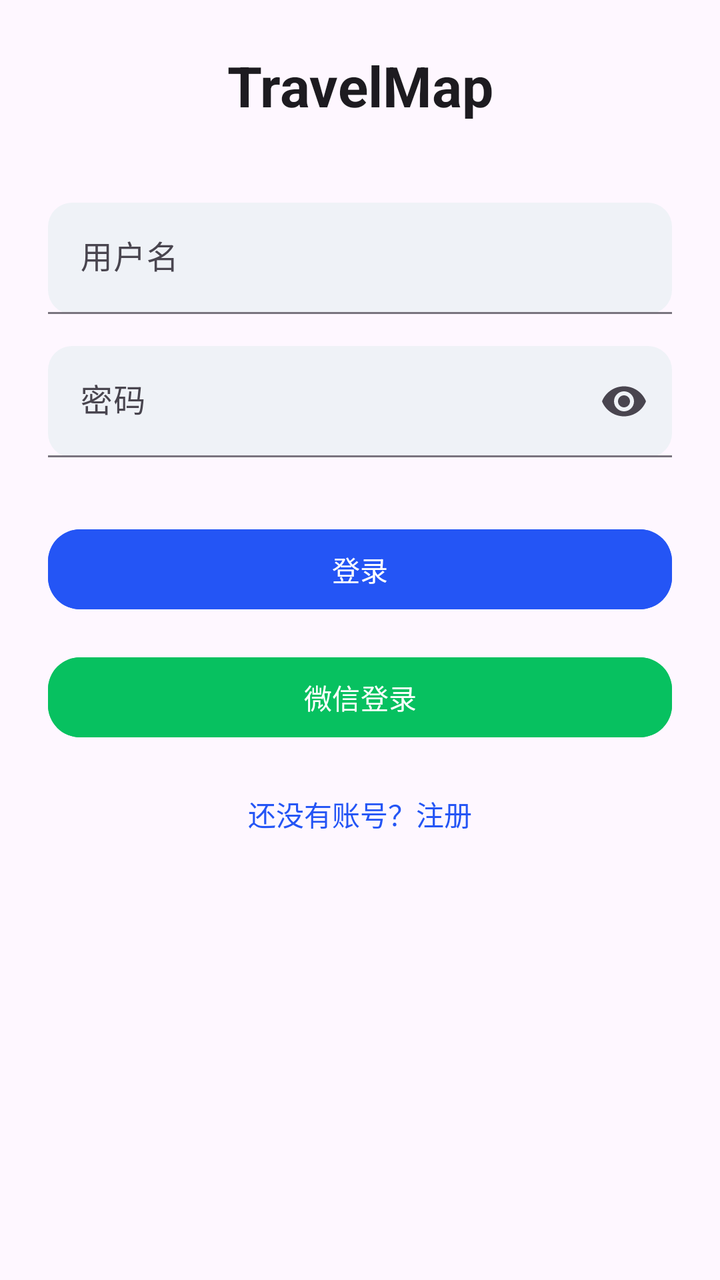
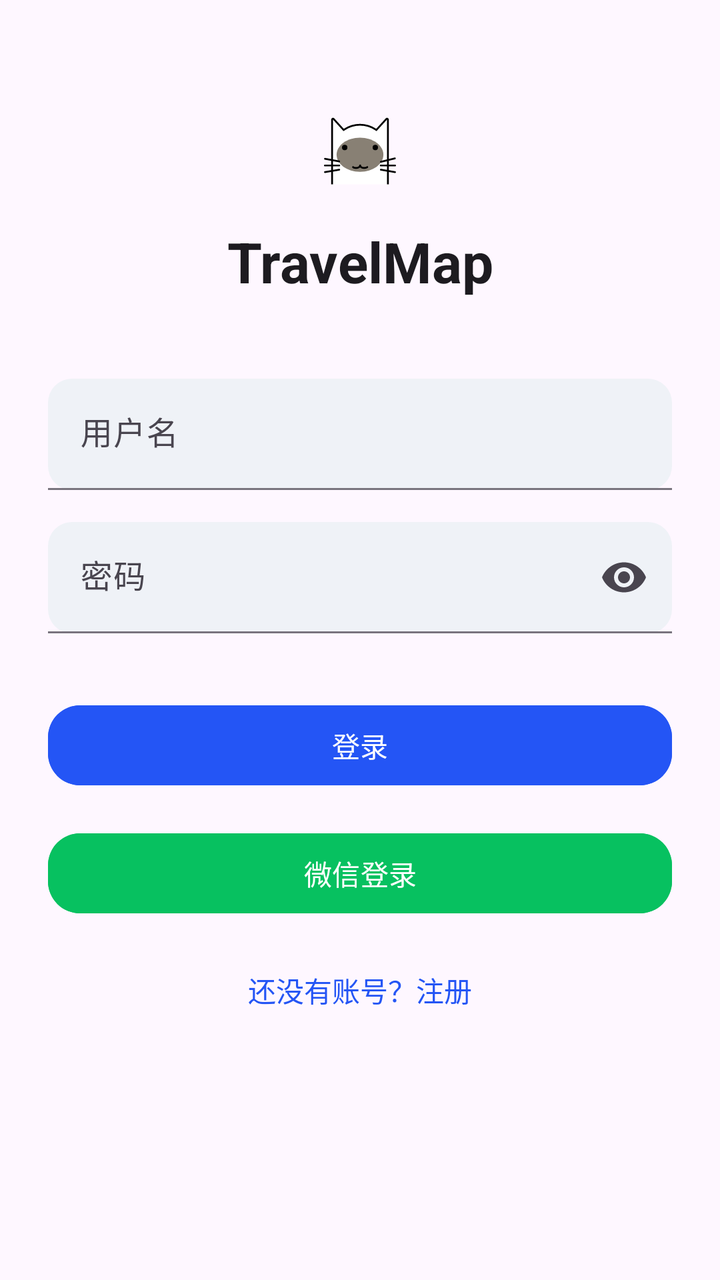

Compare the two renders of this Android layout. The source of the first and the diff that turns it into the second are given below.
<!-- AndroidManifest.xml: application theme Theme.TravelMap -->
<!-- res/layout/activity_login.xml -->
<?xml version="1.0" encoding="utf-8"?>
<androidx.constraintlayout.widget.ConstraintLayout xmlns:android="http://schemas.android.com/apk/res/android"
    xmlns:app="http://schemas.android.com/apk/res-auto"
    xmlns:tools="http://schemas.android.com/tools"
    android:id="@+id/main"
    android:layout_width="match_parent"
    android:layout_height="match_parent"
    android:layout_margin="24dp"
    android:padding="24dp"
    tools:context=".LoginActivity">

    
    <TextView
        android:id="@+id/tvAppName"
        android:layout_width="0dp"
        android:layout_height="wrap_content"
        android:gravity="center"
        android:text="@string/app_name"
        android:textColor="?attr/colorOnBackground"
        android:textSize="28sp"
        android:textStyle="bold"
        app:layout_constraintEnd_toEndOf="parent"
        app:layout_constraintHorizontal_bias="0.5"
        app:layout_constraintStart_toStartOf="parent"
        app:layout_constraintTop_toTopOf="parent" />

    
    <com.google.android.material.textfield.TextInputLayout
        android:id="@+id/tilUsername"
        style="@style/Widget.Material3.TextInputLayout.FilledBox"
        android:layout_width="0dp"
        android:layout_height="wrap_content"
        android:layout_marginTop="40dp"
        android:hint="@string/login_username_hint"
        app:boxBackgroundColor="@color/surface_variant_light"
        app:boxCornerRadiusBottomEnd="12dp"
        app:boxCornerRadiusBottomStart="12dp"
        app:boxCornerRadiusTopEnd="12dp"
        app:boxCornerRadiusTopStart="12dp"
        app:layout_constraintEnd_toEndOf="parent"
        app:layout_constraintStart_toStartOf="parent"
        app:layout_constraintTop_toBottomOf="@id/tvAppName"
        app:layout_constraintVertical_bias="0.0">

        <com.google.android.material.textfield.TextInputEditText
            android:id="@+id/etUsername"
            android:layout_width="match_parent"
            android:layout_height="wrap_content"
            android:inputType="text"
            android:maxLines="1" />
    </com.google.android.material.textfield.TextInputLayout>

    
    <com.google.android.material.textfield.TextInputLayout
        android:id="@+id/tilPassword"
        style="@style/Widget.Material3.TextInputLayout.FilledBox"
        android:layout_width="0dp"
        android:layout_height="wrap_content"
        android:layout_marginTop="16dp"
        android:hint="@string/login_password_hint"
        app:boxBackgroundColor="@color/surface_variant_light"
        app:boxCornerRadiusBottomEnd="12dp"
        app:boxCornerRadiusBottomStart="12dp"
        app:boxCornerRadiusTopEnd="12dp"
        app:boxCornerRadiusTopStart="12dp"
        app:endIconMode="password_toggle"
        app:layout_constraintEnd_toEndOf="parent"
        app:layout_constraintStart_toStartOf="parent"
        app:layout_constraintTop_toBottomOf="@id/tilUsername">

        <com.google.android.material.textfield.TextInputEditText
            android:id="@+id/etPassword"
            android:layout_width="match_parent"
            android:layout_height="wrap_content"
            android:inputType="textPassword"
            android:maxLines="1" />
    </com.google.android.material.textfield.TextInputLayout>

    
    <com.google.android.material.button.MaterialButton
        android:id="@+id/btnLogin"
        style="@style/Widget.Material3.Button"
        android:layout_width="0dp"
        android:layout_height="wrap_content"
        android:layout_marginTop="32dp"
        android:backgroundTint="@color/brand_primary"
        android:text="@string/login_button_text"
        android:textAllCaps="false"
        android:textColor="@color/brand_on_primary"
        app:cornerRadius="16dp"
        app:layout_constraintEnd_toEndOf="parent"
        app:layout_constraintStart_toStartOf="parent"
        app:layout_constraintTop_toBottomOf="@id/tilPassword" />

    
    <com.google.android.material.button.MaterialButton
        android:id="@+id/btnWeChatLogin"
        style="@style/Widget.Material3.Button"
        android:layout_width="0dp"
        android:layout_height="wrap_content"
        android:layout_marginTop="16dp"
        android:backgroundTint="@color/wechat_green"
        android:text="@string/login_wechat_button_text"
        android:textAllCaps="false"
        android:textColor="@color/wechat_on_green"
        app:cornerRadius="16dp"
        app:iconTint="@color/wechat_on_green"
        app:layout_constraintEnd_toEndOf="parent"
        app:layout_constraintStart_toStartOf="parent"
        app:layout_constraintTop_toBottomOf="@id/btnLogin" />

    
    <TextView
        android:id="@+id/tvRegisterEntry"
        android:layout_width="wrap_content"
        android:layout_height="wrap_content"
        android:layout_marginTop="24dp"
        android:text="@string/login_register_entry"
        android:textColor="@color/brand_primary"
        android:textSize="14sp"
        app:layout_constraintEnd_toEndOf="parent"
        app:layout_constraintStart_toStartOf="parent"
        app:layout_constraintTop_toBottomOf="@id/btnWeChatLogin" />
</androidx.constraintlayout.widget.ConstraintLayout>
<!-- resources referenced by this layout -->
<resources>
  <color name="brand_on_primary">#FFFFFFFF</color>
  <color name="brand_primary">#2455F5</color>
  <color name="surface_variant_light">#FFEFF2F7</color>
  <color name="wechat_green">#07C160</color>
  <color name="wechat_on_green">#FFFFFFFF</color>
  <string name="app_name">TravelMap</string>
  <string name="login_button_text">登录</string>
  <string name="login_password_hint">密码</string>
  <string name="login_register_entry">还没有账号？注册</string>
  <string name="login_username_hint">用户名</string>
  <string name="login_wechat_button_text">微信登录</string>
  <style name="Theme.TravelMap" parent="Base.Theme.TravelMap" />
  <style name="Base.Theme.TravelMap" parent="Theme.Material3.DayNight.NoActionBar">
          
          
  
          
          <item name="colorPrimary">@color/brand_primary</item>
          <item name="colorOnPrimary">@color/brand_on_primary</item>
      </style>
</resources>

<!-- the commit's change to res/layout/activity_login.xml (unified diff, before → after) -->
@@ -8,6 +8,17 @@
     android:layout_margin="24dp"
     android:padding="24dp"
     tools:context=".LoginActivity">
+
+    <ImageView
+        android:id="@+id/ivLogo"
+        android:layout_width="72dp"
+        android:layout_height="72dp"
+        android:layout_marginTop="16dp"
+        android:contentDescription="@string/app_name"
+        android:src="@drawable/ic_logo_travelmap"
+        app:layout_constraintEnd_toEndOf="parent"
+        app:layout_constraintStart_toStartOf="parent"
+        app:layout_constraintTop_toTopOf="parent" />
 
     
     <TextView
@@ -22,7 +33,7 @@
         app:layout_constraintEnd_toEndOf="parent"
         app:layout_constraintHorizontal_bias="0.5"
         app:layout_constraintStart_toStartOf="parent"
-        app:layout_constraintTop_toTopOf="parent" />
+        app:layout_constraintTop_toBottomOf="@id/ivLogo" />
 
     
     <com.google.android.material.textfield.TextInputLayout
<!-- resource entries referenced after the edit -->
@@ -5,6 +5,7 @@
   <color name="surface_variant_light">#FFEFF2F7</color>
   <color name="wechat_green">#07C160</color>
   <color name="wechat_on_green">#FFFFFFFF</color>
+  <!-- drawable ic_logo_travelmap: vector/xml drawable (drawable, 3382 chars, omitted) -->
   <string name="app_name">TravelMap</string>
   <string name="login_button_text">登录</string>
   <string name="login_password_hint">密码</string>
